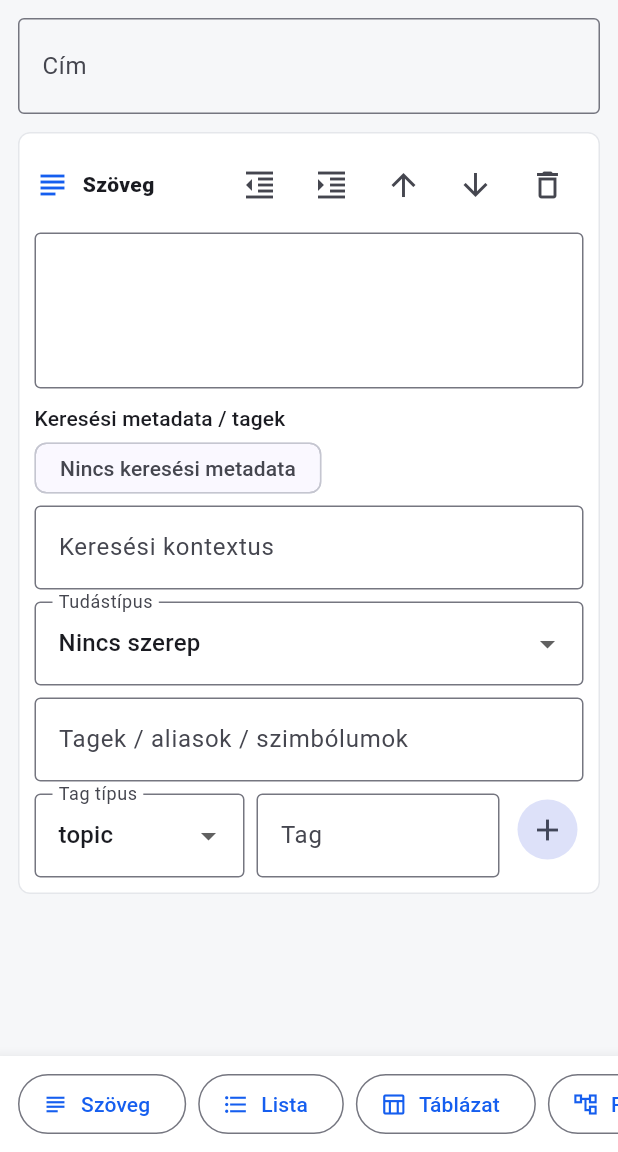
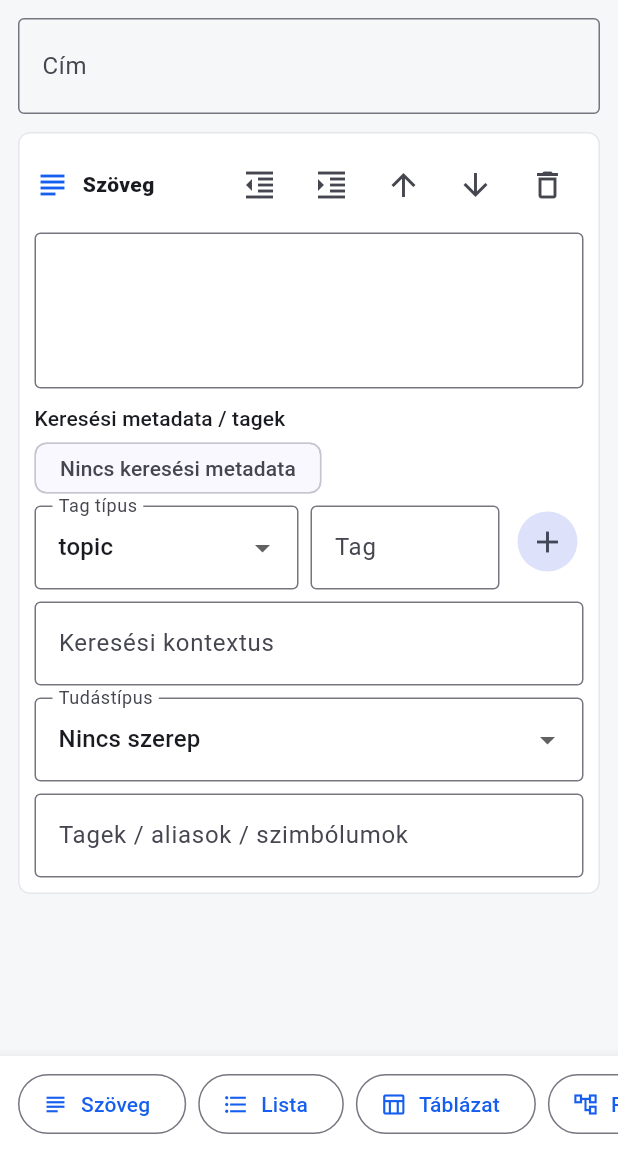
Before and after one commit to elizerpist/djinn, a Flutter app: the NoteDocumentEditorScreen screen opened directly with empty values, on a phone screen of 412 x 824 dp, the part 84-1236 px from its top. Run offline on Flutter 3.47's test engine with Material 3 defaults, Android fonts, the phone set to English and light mode, and no system bars; our stand-ins replace file_picker, flutter_secure_storage, flutter_tts, objectbox, permission_handler, share_plus and 1 more; missing offline and left inert: google_mlkit_text_recognition, pdfrx, record, whisper_ggml; accounts and stored records are empty; generated files the repository leaves out were written again.

```diff
--- a/lib/src/notes/ui/note_document_editor_screen.dart
+++ b/lib/src/notes/ui/note_document_editor_screen.dart
@@ -450,6 +450,8 @@ class _BlockEditorCardState extends State<_BlockEditorCard> {
       children: [
         _searchMetadataTagSummary(context),
         const SizedBox(height: 8),
+        _typedTagEditor(),
+        const SizedBox(height: 8),
         TextFormField(
           key: ValueKey('note-block-search-context-${block.id}'),
           initialValue: block.searchContext ?? '',
@@ -503,8 +505,6 @@ class _BlockEditorCardState extends State<_BlockEditorCard> {
             ),
           ),
         ),
-        const SizedBox(height: 8),
-        _typedTagEditor(),
         if (warning != null) ...[
           const SizedBox(height: 8),
           Text(
@@ -573,14 +573,10 @@ class _BlockEditorCardState extends State<_BlockEditorCard> {
   }
 
   Widget _typedTagEditor() {
-    return Row(
-      crossAxisAlignment: CrossAxisAlignment.start,
-      children: [
-        SizedBox(
-          width: 140,
-          child: DropdownButtonFormField<String>(
+    final typeField = DropdownButtonFormField<String>(
       key: ValueKey('note-block-tag-type-${block.id}'),
       initialValue: _selectedTagType,
+      isExpanded: true,
       decoration: const InputDecoration(
         labelText: 'Tag típus',
         border: OutlineInputBorder(),
@@ -594,11 +590,8 @@ class _BlockEditorCardState extends State<_BlockEditorCard> {
           setState(() => _selectedTagType = value);
         }
       },
-          ),
-        ),
-        const SizedBox(width: 8),
-        Expanded(
-          child: TextField(
+    );
+    final labelField = TextField(
       key: ValueKey('note-block-tag-label-${block.id}'),
       controller: _tagLabelController,
       decoration: const InputDecoration(
@@ -608,16 +601,38 @@ class _BlockEditorCardState extends State<_BlockEditorCard> {
       ),
       textInputAction: TextInputAction.done,
       onSubmitted: (_) => _addTypedTag(),
-          ),
-        ),
-        const SizedBox(width: 8),
-        IconButton.filledTonal(
+    );
+    final addButton = IconButton.filledTonal(
       key: ValueKey('note-block-tag-add-${block.id}'),
       tooltip: 'Tag hozzáadása',
       onPressed: _addTypedTag,
       icon: const Icon(Icons.add),
-        ),
+    );
+    return LayoutBuilder(
+      builder: (context, constraints) {
+        if (constraints.maxWidth < 360) {
+          return Column(
+            crossAxisAlignment: CrossAxisAlignment.stretch,
+            children: [
+              SizedBox(width: double.infinity, child: typeField),
+              const SizedBox(height: 8),
+              labelField,
+              const SizedBox(height: 8),
+              Align(alignment: Alignment.centerRight, child: addButton),
             ],
+          );
+        }
+        return Row(
+          crossAxisAlignment: CrossAxisAlignment.start,
+          children: [
+            SizedBox(width: 176, child: typeField),
+            const SizedBox(width: 8),
+            Expanded(child: labelField),
+            const SizedBox(width: 8),
+            addButton,
+          ],
+        );
+      },
     );
   }
 
```
Also changed, not shown: lib/src/flowchart/ui/mobile_flowchart_viewer.dart (+38 -3 lines), lib/src/notes/ui/notes_screen.dart (+60 -32 lines), lib/src/rag/retrieval/note_aware_local_retriever.dart (+4 -4 lines). Lines whose indentation alone changed are shown as unchanged.
